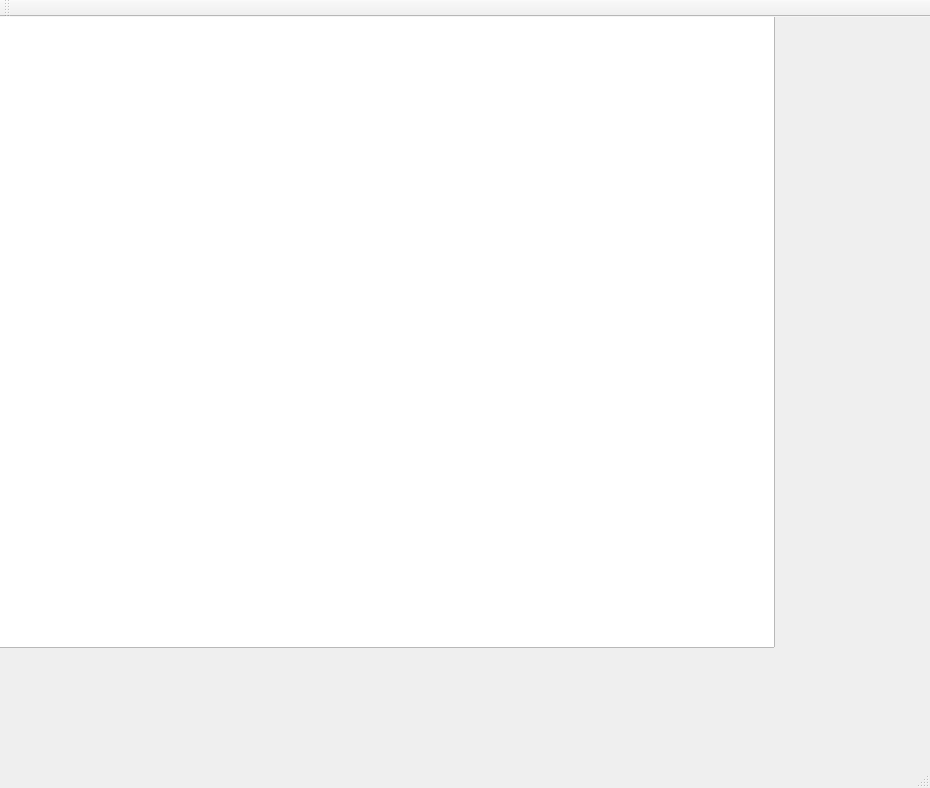
First picture: the form in final/mainwindow.ui, repository FinalMission/raspberry-pi-qt, before the edit.
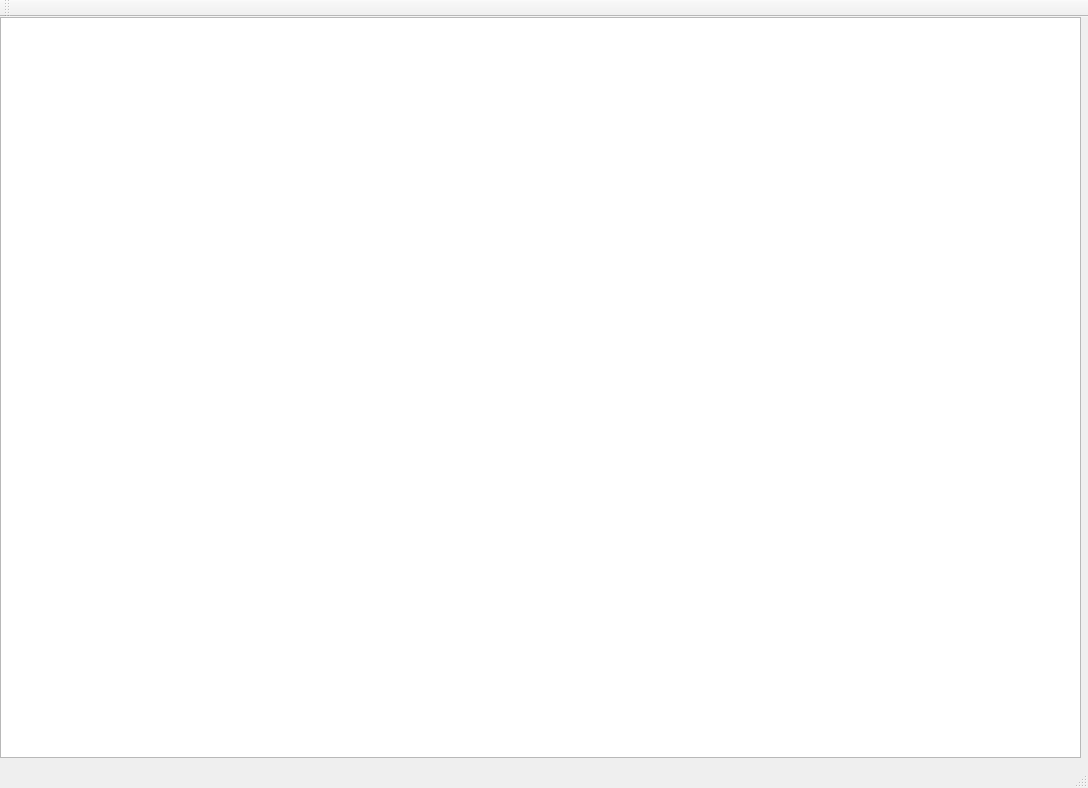
Second picture: the form after the edit.

The edit to the form file:
```diff
--- a/final/mainwindow.ui
+++ b/final/mainwindow.ui
@@ -6,7 +6,7 @@
    <rect>
     <x>0</x>
     <y>0</y>
-    <width>930</width>
+    <width>1088</width>
     <height>788</height>
    </rect>
   </property>
@@ -17,10 +17,10 @@
    <widget class="QGraphicsView" name="graphicsView">
     <property name="geometry">
      <rect>
-      <x>-25</x>
-      <y>-9</y>
-      <width>800</width>
-      <height>640</height>
+      <x>0</x>
+      <y>0</y>
+      <width>1081</width>
+      <height>741</height>
      </rect>
     </property>
    </widget>
```
Left out of the diff: 10 changed lines with no effect on the pictures.
